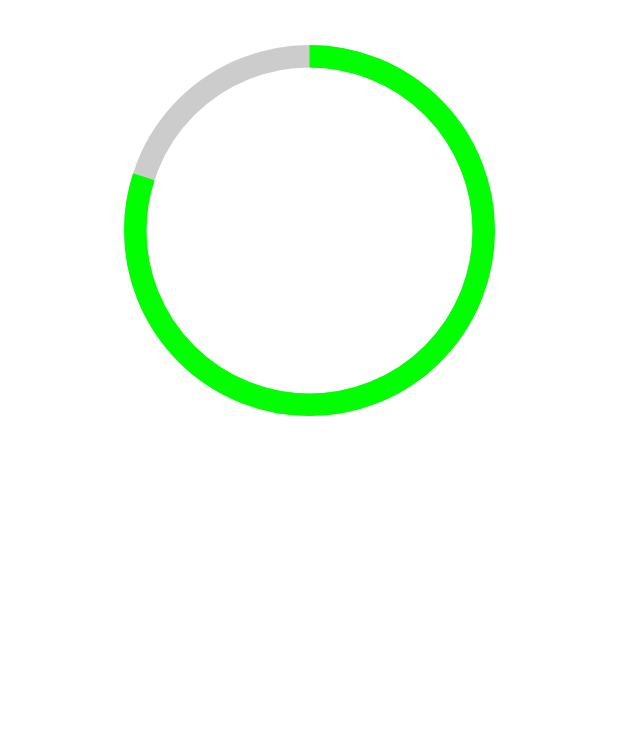
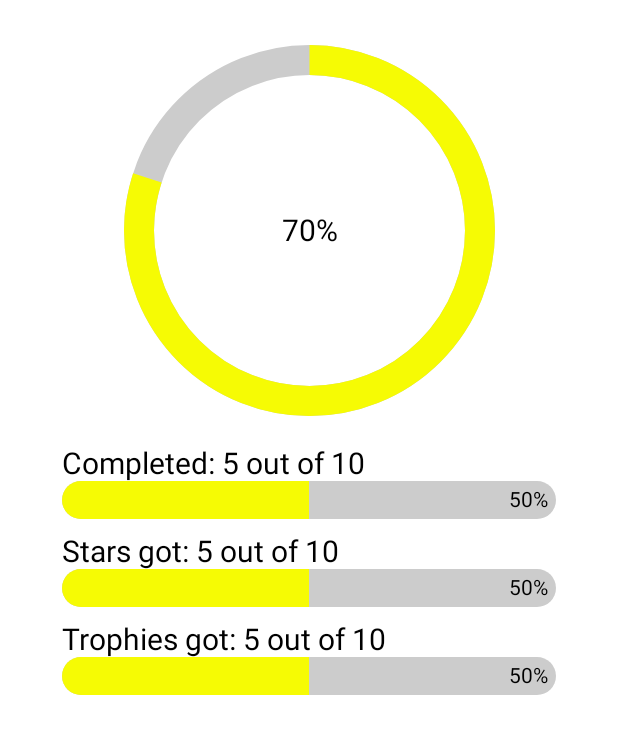
Before and after one commit to PuzhaikinMaxim/SpeedyArt, an Android app built with Jetpack Compose: the @Preview function StatisticsScreen, on a phone screen of 412 x 824 dp. Shown: the top 734 px of the screen. Run offline under Robolectric (Android 15) with nearby library versions, the phone set to English and light mode, and no system bars.

Commit message:
Добавлен экран со статистикой

```diff
--- a/app/src/main/java/com/mxpj/speedyart/presentation/game/StatisticsScreen.kt
+++ b/app/src/main/java/com/mxpj/speedyart/presentation/game/StatisticsScreen.kt
@@ -3,22 +3,27 @@ package com.mxpj.speedyart.presentation.game
 import androidx.compose.foundation.Canvas
 import androidx.compose.foundation.background
 import androidx.compose.foundation.layout.*
-import androidx.compose.foundation.progressSemantics
 import androidx.compose.foundation.shape.CircleShape
 import androidx.compose.material.CircularProgressIndicator
-import androidx.compose.material.ProgressIndicatorDefaults
+import androidx.compose.material.LinearProgressIndicator
 import androidx.compose.material.Scaffold
+import androidx.compose.material.Text
 import androidx.compose.runtime.Composable
 import androidx.compose.ui.Alignment
 import androidx.compose.ui.Modifier
+import androidx.compose.ui.draw.clip
 import androidx.compose.ui.graphics.Color
+import androidx.compose.ui.graphics.Color.Companion.Gray
 import androidx.compose.ui.graphics.Color.Companion.LightGray
-import androidx.compose.ui.graphics.PaintingStyle.Companion.Stroke
 import androidx.compose.ui.graphics.StrokeCap
 import androidx.compose.ui.graphics.drawscope.Stroke
 import androidx.compose.ui.platform.LocalDensity
+import androidx.compose.ui.res.stringResource
 import androidx.compose.ui.tooling.preview.Preview
 import androidx.compose.ui.unit.dp
+import androidx.compose.ui.unit.sp
+import com.mxpj.speedyart.R
+import com.mxpj.speedyart.ui.theme.ProgressYellow
 
 @Preview
 @Composable
@@ -28,18 +33,20 @@ fun StatisticsScreen() {
             horizontalAlignment = Alignment.CenterHorizontally,
             modifier = Modifier.fillMaxWidth()
         ) {
-            generalProgress()
+            GeneralProgress()
+            Spacer(modifier = Modifier.height(20.dp))
+            ConcreteProgresses()
         }
     }
 }
 
 @Preview
 @Composable
-fun generalProgress() {
-
+fun GeneralProgress() {
+    val strokeWidth = 20.dp
     Spacer(modifier = Modifier.height(30.dp))
     val stroke = with(LocalDensity.current) {
-        Stroke(width = 15.dp.toPx(), cap = StrokeCap.Butt)
+        Stroke(width = strokeWidth.toPx(), cap = StrokeCap.Butt)
     }
 
     Box() {
@@ -52,14 +59,71 @@ fun generalProgress() {
                 color = LightGray, style = stroke
             )
         }
+        Text(
+            text = "70%",
+            modifier = Modifier.align(Alignment.Center),
+            fontSize = 20.sp
+        )
         CircularProgressIndicator(
             progress = 0.8f,
-            strokeWidth = 15.dp,
-            color = Color.Green,
+            strokeWidth = strokeWidth,
+            color = ProgressYellow,
             modifier = Modifier
                 .fillMaxWidth(0.6f)
                 .aspectRatio(1f)
         )
     }
+}
 
+@Preview
+@Composable
+fun ConcreteProgresses() {
+    Column(modifier = Modifier.fillMaxWidth(0.8f)/*.background(Gray)*/) {
+        ConcreteProgress(
+            text = stringResource(R.string.amount_pictures_completed, 5, 10),
+            progress = 0.5f,
+            progressInPercents = 50
+        )
+        Spacer(modifier = Modifier.height(10.dp))
+        ConcreteProgress(
+            text = stringResource(R.string.amount_stars, 5, 10),
+            progress = 0.5f,
+            progressInPercents = 50
+        )
+        Spacer(modifier = Modifier.height(10.dp))
+        ConcreteProgress(
+            text = stringResource(R.string.amount_trophies, 5, 10),
+            progress = 0.5f,
+            progressInPercents = 50
+        )
+    }
 }
+
+@Composable
+fun ConcreteProgress(
+    text: String,
+    progress: Float,
+    progressInPercents: Int
+) {
+    Column(modifier = Modifier.fillMaxWidth()) {
+        Text(
+            text = text,
+            fontSize = 20.sp
+        )
+        Box() {
+            LinearProgressIndicator(
+                progress = progress,
+                modifier = Modifier
+                    .fillMaxWidth()
+                    .height(25.dp)
+                    .clip(CircleShape),
+                color = ProgressYellow,
+                backgroundColor = LightGray
+            )
+            Text(
+                text = stringResource(R.string.percents, progressInPercents),
+                modifier = Modifier.align(Alignment.CenterEnd).padding(end = 5.dp)
+            )
+        }
+    }
+}
--- a/app/src/main/java/com/mxpj/speedyart/ui/theme/Color.kt
+++ b/app/src/main/java/com/mxpj/speedyart/ui/theme/Color.kt
@@ -6,3 +6,4 @@ val Purple200 = Color(0xFFBB86FC)
 val Purple500 = Color(0xFF6200EE)
 val Purple700 = Color(0xFF3700B3)
 val Teal200 = Color(0xFF03DAC5)
+val ProgressYellow = Color(0xFFF6FB04)
--- a/app/src/main/res/values/strings.xml
+++ b/app/src/main/res/values/strings.xml
@@ -1,3 +1,7 @@
 <resources>
     <string name="app_name">SpeedyArt</string>
+    <string name="amount_pictures_completed">Completed: %d out of %d</string>
+    <string name="amount_stars">Stars got: %d out of %d</string>
+    <string name="amount_trophies">Trophies got: %d out of %d</string>
+    <string name="percents">%d\%%</string>
 </resources>
```
Also changed, not shown: 1 other file.
